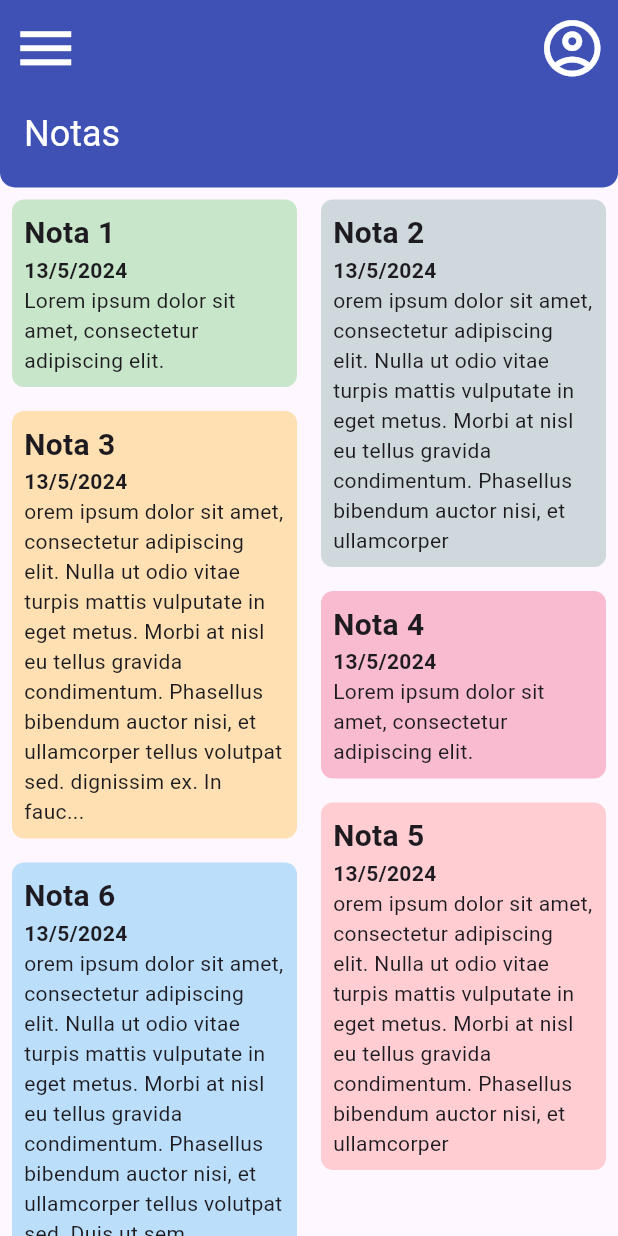
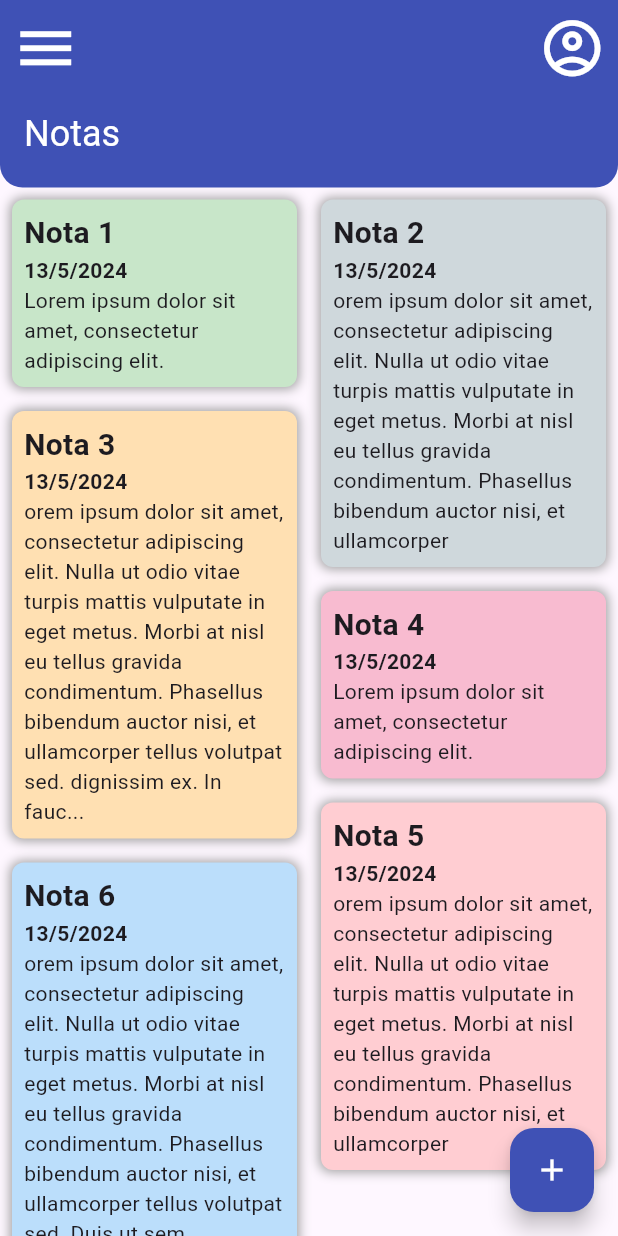
Before and after one commit to I4ze/ToDoApp, a Flutter app: the screen it shows after launch, on a phone screen of 412 x 824 dp. Run offline on Flutter 3.47's test engine with Material 3 defaults, Android fonts, the phone set to English and light mode, and no system bars.

Commit message:
finaliza tela inicial principal

```diff
--- a/lib/Widgets/note_card.dart
+++ b/lib/Widgets/note_card.dart
@@ -8,6 +8,14 @@ Widget noteCard(Function()? onTap, Note note) {
       padding: const EdgeInsets.all(8.0),
       margin: const EdgeInsets.all(8.0),
       decoration: BoxDecoration(
+        boxShadow: [
+          BoxShadow(
+            color: Colors.grey.shade500,
+            offset: const Offset(0.1, 0.1),
+            blurRadius: 6,
+            spreadRadius: 1.0,
+          )
+        ],
         color: note.getColor(),
         borderRadius: BorderRadius.circular(8.0),
       ),
--- a/lib/screens/home.dart
+++ b/lib/screens/home.dart
@@ -84,8 +84,8 @@ class HomeScreen extends StatelessWidget {
             ],
             shape: const RoundedRectangleBorder(
               borderRadius: BorderRadius.only(
-                bottomLeft: Radius.circular(10),
-                bottomRight: Radius.circular(10),
+                bottomLeft: Radius.circular(15),
+                bottomRight: Radius.circular(15),
               ),
             ),
           ),
@@ -98,6 +98,14 @@ class HomeScreen extends StatelessWidget {
           ),
         ],
       ),
+      floatingActionButton: FloatingActionButton(
+        backgroundColor: Colors.indigo,
+        onPressed: () {},
+        child: const Icon(
+          Icons.add,
+          color: Colors.white,
+        ),
+      ),
     );
   }
 }
```
